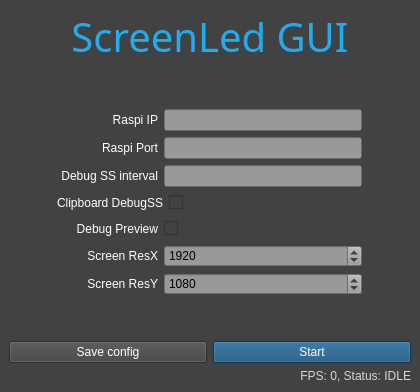
This is ScreenLedGUI/screenledgui.ui in 0LTSU0/ScreenLed as Qt 5 draws it before an edit. The edited form follows.
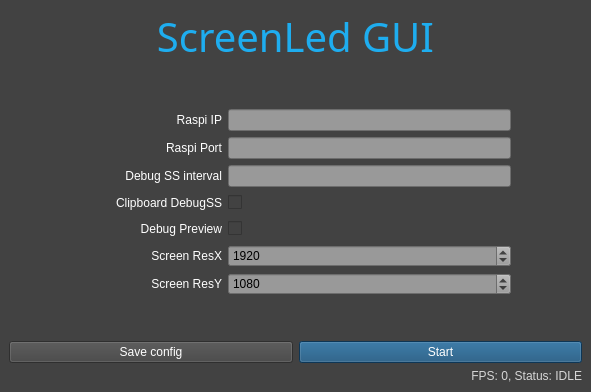
This is the edited form.

```diff
--- a/ScreenLedGUI/screenledgui.ui
+++ b/ScreenLedGUI/screenledgui.ui
@@ -6,7 +6,7 @@
    <rect>
     <x>0</x>
     <y>0</y>
-    <width>420</width>
+    <width>591</width>
     <height>392</height>
    </rect>
   </property>
@@ -288,7 +288,7 @@
       <item>
        <widget class="QCheckBox" name="showPreviewVal">
         <property name="enabled">
-         <bool>false</bool>
+         <bool>true</bool>
         </property>
         <property name="text">
          <string/>
```
